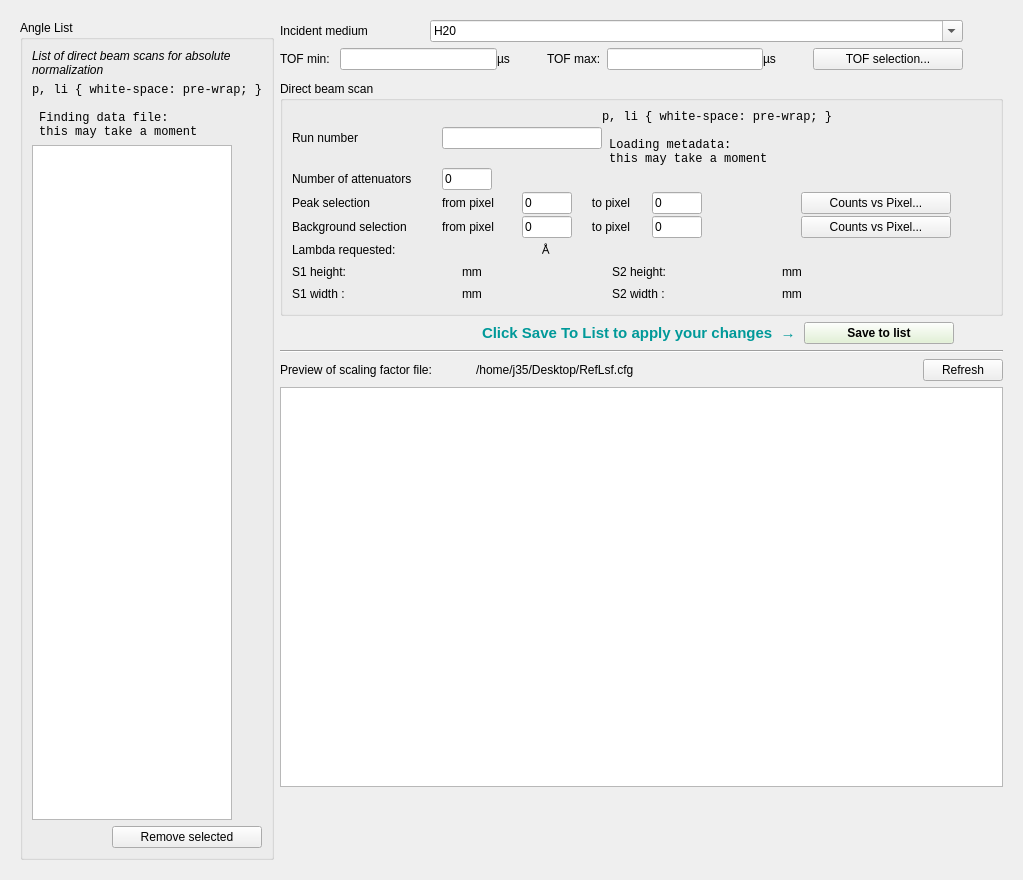
Old version of the form Code/Mantid/scripts/Interface/ui/reflectometer/refl_sf_calculator.ui in the repository mantidproject/mantid.
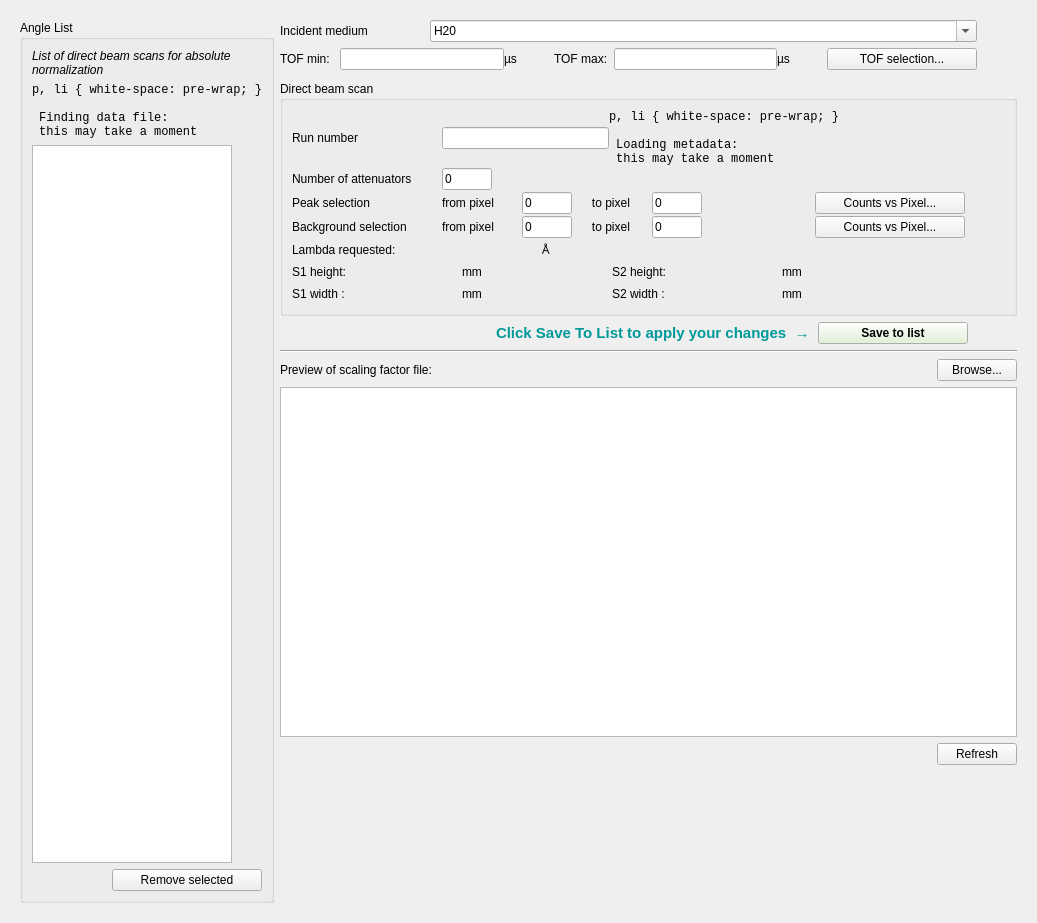
New version of the form.

Commit message: Addd browse button to GUI. User can now define the path to config. file name. This refs #5071

Diff of the .ui file:
```diff
--- a/Code/Mantid/scripts/Interface/ui/reflectometer/refl_sf_calculator.ui
+++ b/Code/Mantid/scripts/Interface/ui/reflectometer/refl_sf_calculator.ui
@@ -6,8 +6,8 @@
    <rect>
     <x>0</x>
     <y>0</y>
-    <width>1023</width>
-    <height>880</height>
+    <width>1037</width>
+    <height>923</height>
    </rect>
   </property>
   <property name="windowTitle">
@@ -36,8 +36,8 @@
        <rect>
         <x>0</x>
         <y>0</y>
-        <width>984</width>
-        <height>897</height>
+        <width>1013</width>
+        <height>899</height>
        </rect>
       </property>
       <layout class="QVBoxLayout" name="verticalLayout_7">
@@ -1507,12 +1507,12 @@
                  <item>
                   <widget class="QLabel" name="cfg_scaling_factor_file_name">
                    <property name="text">
-                    <string>/home/j35/Desktop/RefLsf.cfg</string>
+                    <string/>
                    </property>
                   </widget>
                  </item>
                  <item>
-                  <widget class="QPushButton" name="cfg_scaling_factor_file_name_refresh">
+                  <widget class="QPushButton" name="cfg_scaling_factor_file_name_browse">
                    <property name="maximumSize">
                     <size>
                      <width>80</width>
@@ -1526,7 +1526,7 @@
                     </size>
                    </property>
                    <property name="text">
-                    <string>Refresh</string>
+                    <string>Browse...</string>
                    </property>
                   </widget>
                  </item>
@@ -1537,11 +1537,47 @@
                  <property name="minimumSize">
                   <size>
                    <width>0</width>
-                   <height>400</height>
+                   <height>350</height>
                   </size>
                  </property>
                 </widget>
                </item>
+               <item>
+                <layout class="QHBoxLayout" name="horizontalLayout_10">
+                 <item>
+                  <spacer name="horizontalSpacer_5">
+                   <property name="orientation">
+                    <enum>Qt::Horizontal</enum>
+                   </property>
+                   <property name="sizeHint" stdset="0">
+                    <size>
+                     <width>40</width>
+                     <height>20</height>
+                    </size>
+                   </property>
+                  </spacer>
+                 </item>
+                 <item>
+                  <widget class="QPushButton" name="cfg_scaling_factor_file_name_refresh">
+                   <property name="maximumSize">
+                    <size>
+                     <width>80</width>
+                     <height>16777215</height>
+                    </size>
+                   </property>
+                   <property name="sizeIncrement">
+                    <size>
+                     <width>80</width>
+                     <height>0</height>
+                    </size>
+                   </property>
+                   <property name="text">
+                    <string>Refresh</string>
+                   </property>
+                  </widget>
+                 </item>
+                </layout>
+               </item>
                <item>
                 <spacer name="verticalSpacer">
                  <property name="orientation">
```
The commit also changes 3 other files.
